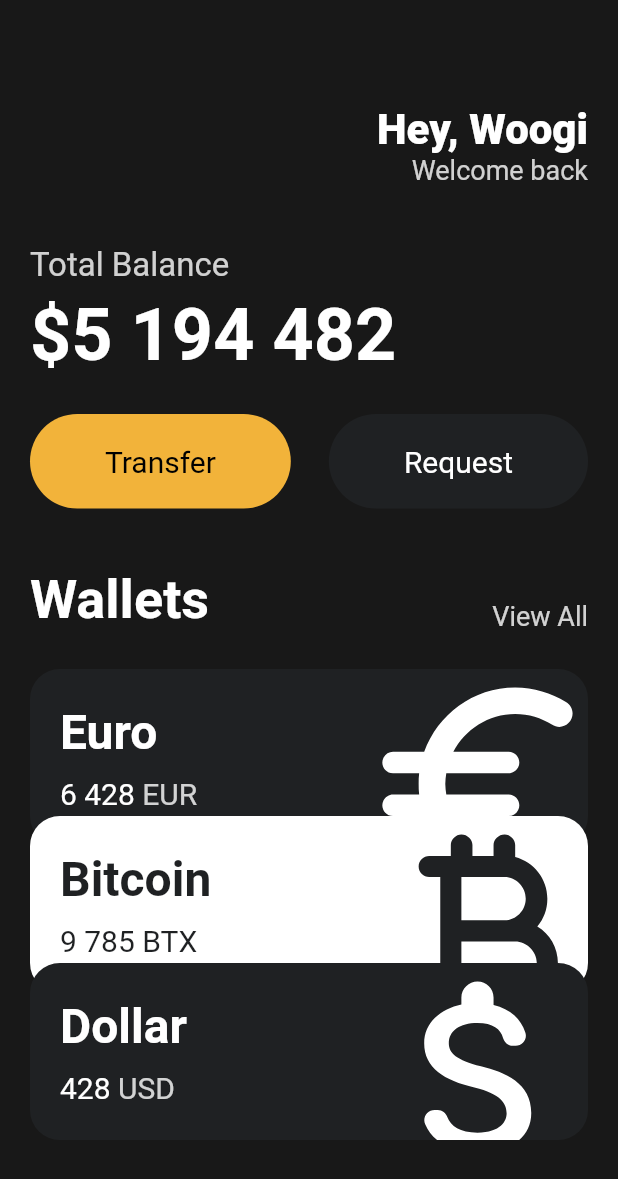
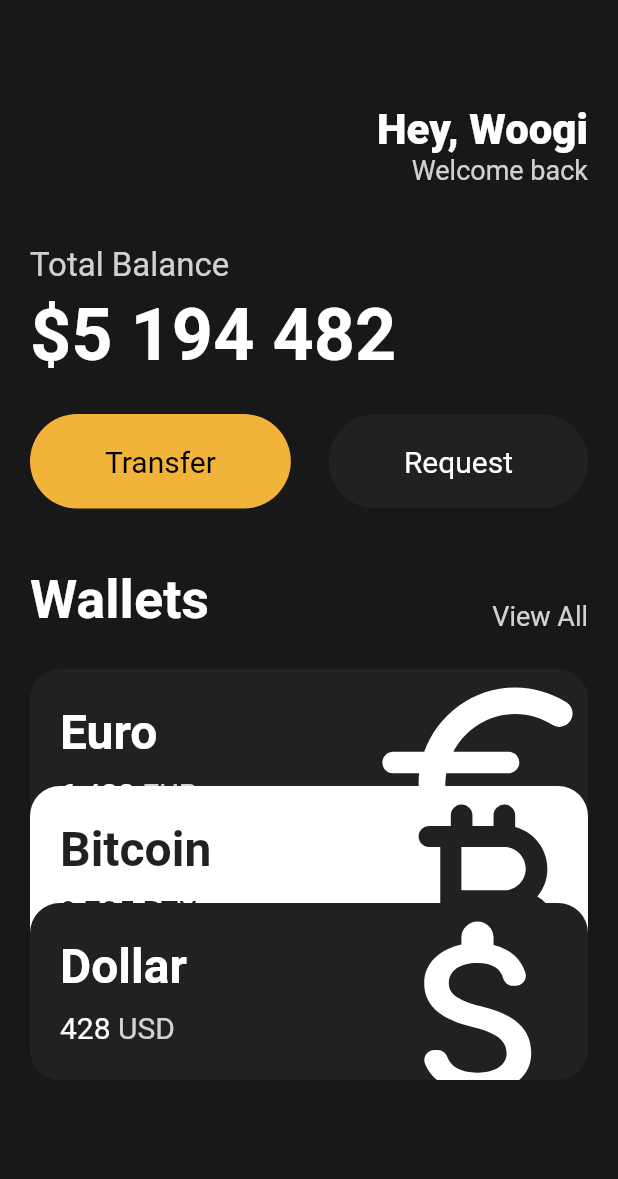
Before and after one commit to fnql/bookclub-it, a Flutter app: the screen it shows after launch, on a phone screen of 412 x 824 dp. Shown: the top 1179 px of the screen. Run offline on Flutter 3.47's test engine with Material 2 defaults, Android fonts, the phone set to English and light mode, and no system bars.

```diff
--- a/toonflix/lib/main.dart
+++ b/toonflix/lib/main.dart
@@ -124,6 +124,7 @@ class App extends StatelessWidget {
                   amount: '6 428',
                   icon: Icons.euro_rounded,
                   isInverted: false,
+                  offset: 0,
                 ),
                 Transform.translate(
                   offset: const Offset(0, -20),
@@ -133,6 +134,7 @@ class App extends StatelessWidget {
                     amount: '9 785',
                     icon: Icons.currency_bitcoin_rounded,
                     isInverted: true,
+                    offset: 1,
                   ),
                 ),
                 Transform.translate(
@@ -143,6 +145,7 @@ class App extends StatelessWidget {
                     amount: '428',
                     icon: Icons.attach_money_rounded,
                     isInverted: false,
+                    offset: 2,
                   ),
                 )
               ],
--- a/toonflix/lib/widgets/currency_card.dart
+++ b/toonflix/lib/widgets/currency_card.dart
@@ -4,6 +4,7 @@ class CurrencyCard extends StatelessWidget {
   final String name, code, amount;
   final IconData icon;
   final bool isInverted;
+  final int offset;
 
   final _blackColor = const Color(0xFF1F2123);
   final whiteColor = Colors.white;
@@ -15,11 +16,14 @@ class CurrencyCard extends StatelessWidget {
     required this.amount,
     required this.icon,
     required this.isInverted,
+    required this.offset,
   });
 
   @override
   Widget build(BuildContext context) {
-    return Container(
+    return Transform.translate(
+      offset: Offset(0, offset * -20),
+      child: Container(
         clipBehavior: Clip.hardEdge,
         decoration: BoxDecoration(
             color: isInverted ? whiteColor : _blackColor,
@@ -81,6 +85,7 @@ class CurrencyCard extends StatelessWidget {
             ],
           ),
         ),
+      ),
     );
   }
 }
```
Lines whose indentation alone changed are shown as unchanged.
